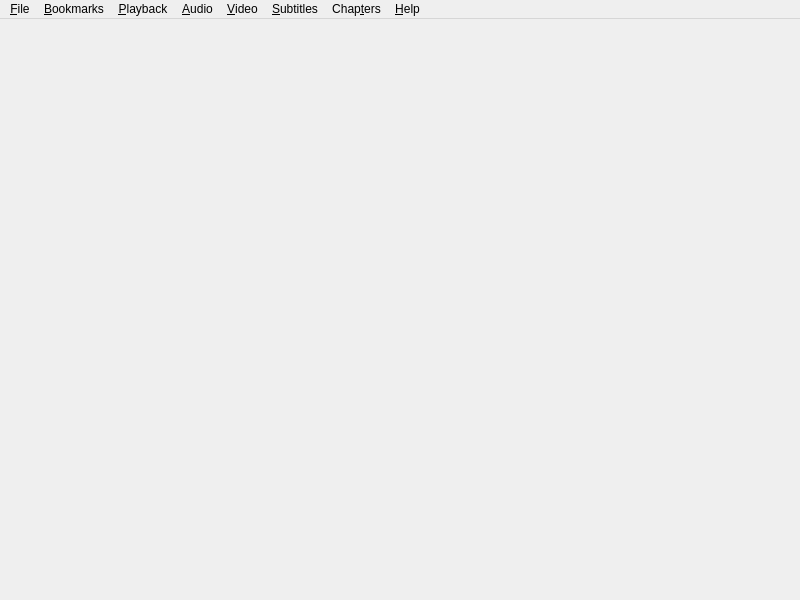
Above: apprenticevideo/yaeMainWindow.ui from pkoshevoy/aeyae before the change. Below: the same form after it.
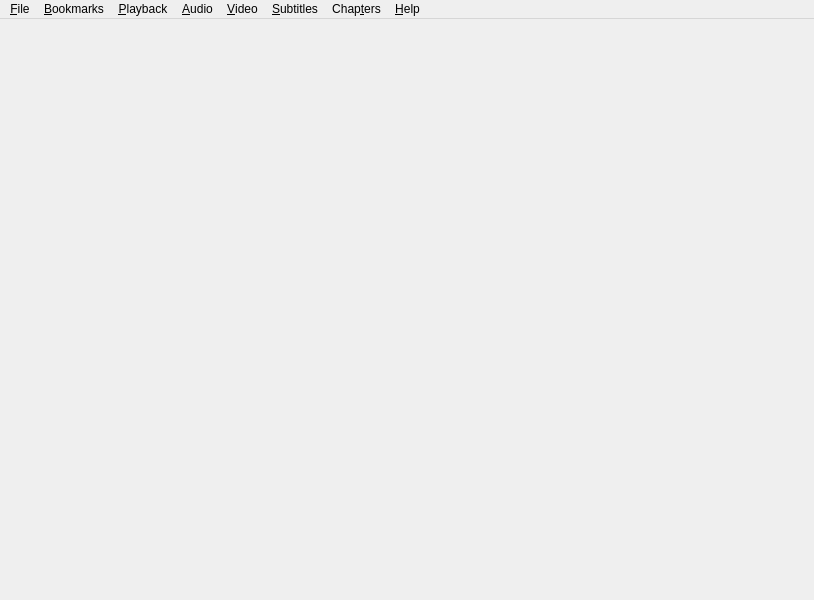
That is the form after the change. Icons and pictures are not drawn.

```diff
--- a/apprenticevideo/yaeMainWindow.ui
+++ b/apprenticevideo/yaeMainWindow.ui
@@ -6,7 +6,7 @@
    <rect>
     <x>0</x>
     <y>0</y>
-    <width>800</width>
+    <width>814</width>
     <height>600</height>
    </rect>
   </property>
@@ -51,7 +51,7 @@
     <rect>
      <x>0</x>
      <y>0</y>
-     <width>800</width>
+     <width>814</width>
      <height>22</height>
     </rect>
    </property>
```
